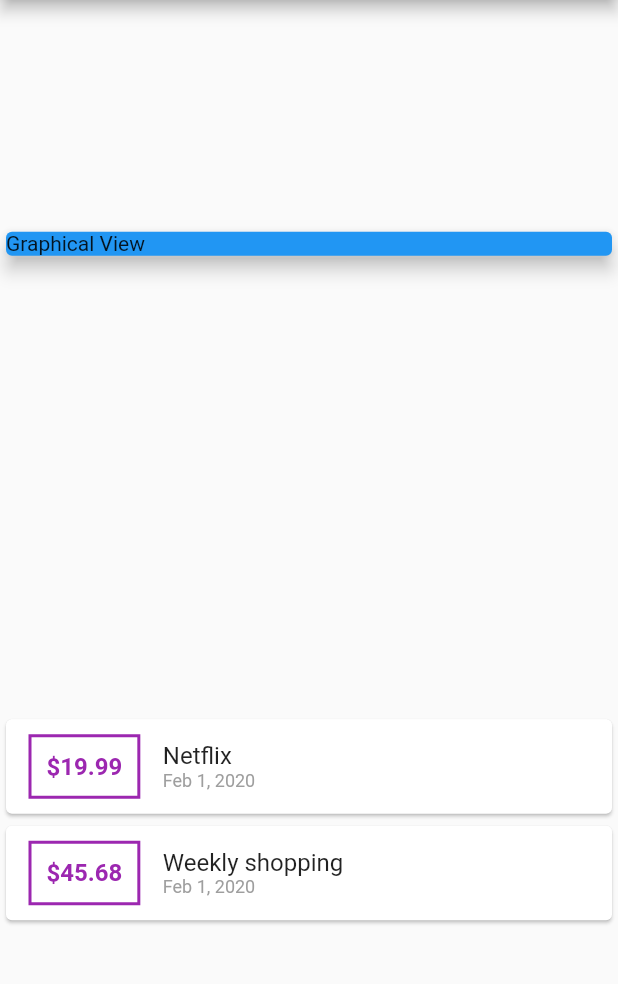
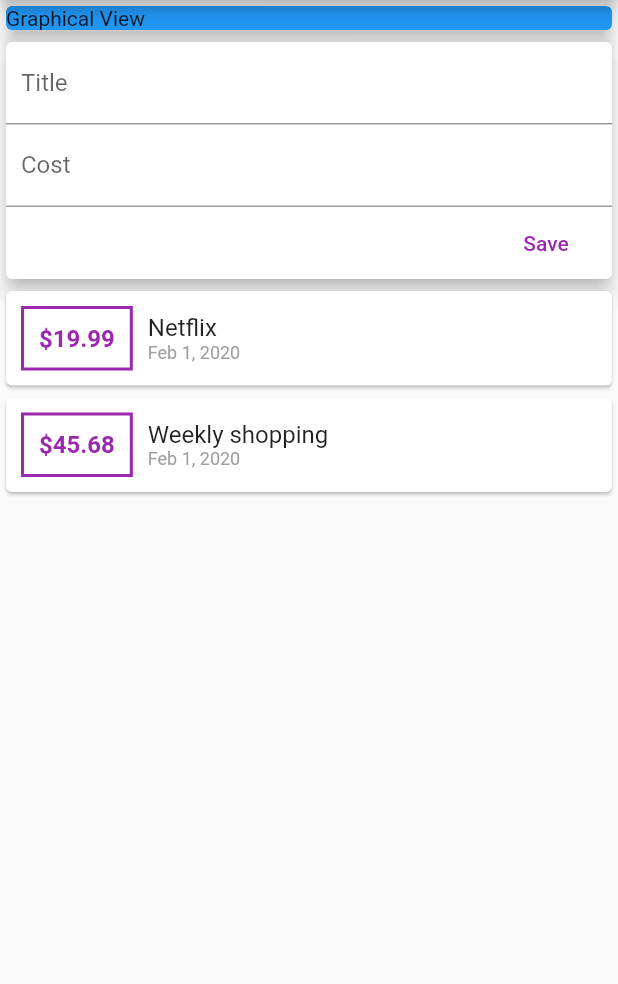
Before and after one commit to jmohandas/expenseapp, a Flutter app: the screen it shows after launch, on a phone screen of 412 x 824 dp, the part 84-1068 px from its top. Run offline on Flutter 3.47's test engine with Material 2 defaults, Android fonts, the phone set to English and light mode, and no system bars.

Commit message:
Added TextField widget to recieve user input and started refactoring

```diff
--- a/lib/main.dart
+++ b/lib/main.dart
@@ -1,7 +1,7 @@
 import 'package:flutter/material.dart';
 import 'package:intl/intl.dart';
 
-import './transaction.dart';
+import './models/transaction.dart';
 
 void main() => runApp(ExpenseApp());
 
@@ -21,6 +21,9 @@ class ExpenseApp extends StatelessWidget {
     ),
   ];
 
+  final titleController = TextEditingController();
+  final costController = TextEditingController();
+
   @override
   Widget build(BuildContext context) {
     return MaterialApp(
@@ -29,7 +32,7 @@ class ExpenseApp extends StatelessWidget {
         title: Text('Expense Tracker'),
       ),
       body: Column(
-        mainAxisAlignment: MainAxisAlignment.spaceAround,
+        // mainAxisAlignment: MainAxisAlignment.spaceAround,
         crossAxisAlignment: CrossAxisAlignment.stretch,
         children: <Widget>[
           Container(
@@ -38,6 +41,41 @@ class ExpenseApp extends StatelessWidget {
                 child: Text('Graphical View'),
                 elevation: 5,
                 color: Colors.blue),
+          ),
+          Container(
+            width: double.infinity,
+            child: Card(
+              child: Column(
+                crossAxisAlignment: CrossAxisAlignment.end,
+                children: <Widget>[
+                  TextField(
+                    decoration: InputDecoration(
+                      labelText: 'Title',
+                      contentPadding: EdgeInsets.all(10),
+                    ),
+                    controller: titleController,
+                  ),
+                  TextField(
+                    decoration: InputDecoration(
+                      labelText: 'Cost',
+                      contentPadding: EdgeInsets.all(10),
+                    ),
+                    controller: costController,
+                  ),
+                  FlatButton(
+                    child: Text(
+                      'Save',
+                      style: TextStyle(color: Colors.purple),
+                    ),
+                    onPressed: () {
+                      print('Title  : ${titleController.text}');
+                      print('Cost   : ${costController.text}');
+                    },
+                  ),
+                ],
+              ),
+              elevation: 5,
+            ),
           ),
           Column(
             children: transactions.map((tx) {
@@ -53,7 +91,7 @@ class ExpenseApp extends StatelessWidget {
                       ),
                       margin: EdgeInsets.symmetric(
                         vertical: 10,
-                        horizontal: 15,
+                        horizontal: 10,
                       ),
                       padding: EdgeInsets.all(10),
                       child: Text(
@@ -71,11 +109,13 @@ class ExpenseApp extends StatelessWidget {
                         Text(
                           tx.title,
                           style: TextStyle(fontSize: 16),
-
                         ),
                         Text(
                           DateFormat.yMMMd().format(tx.time),
-                          style: TextStyle(fontSize: 12, color: Colors.grey,),
+                          style: TextStyle(
+                            fontSize: 12,
+                            color: Colors.grey,
+                          ),
                         ),
                       ],
                     )
```
Also changed, not shown: lib/models/transaction.dart (renamed from lib/transaction.dart).
